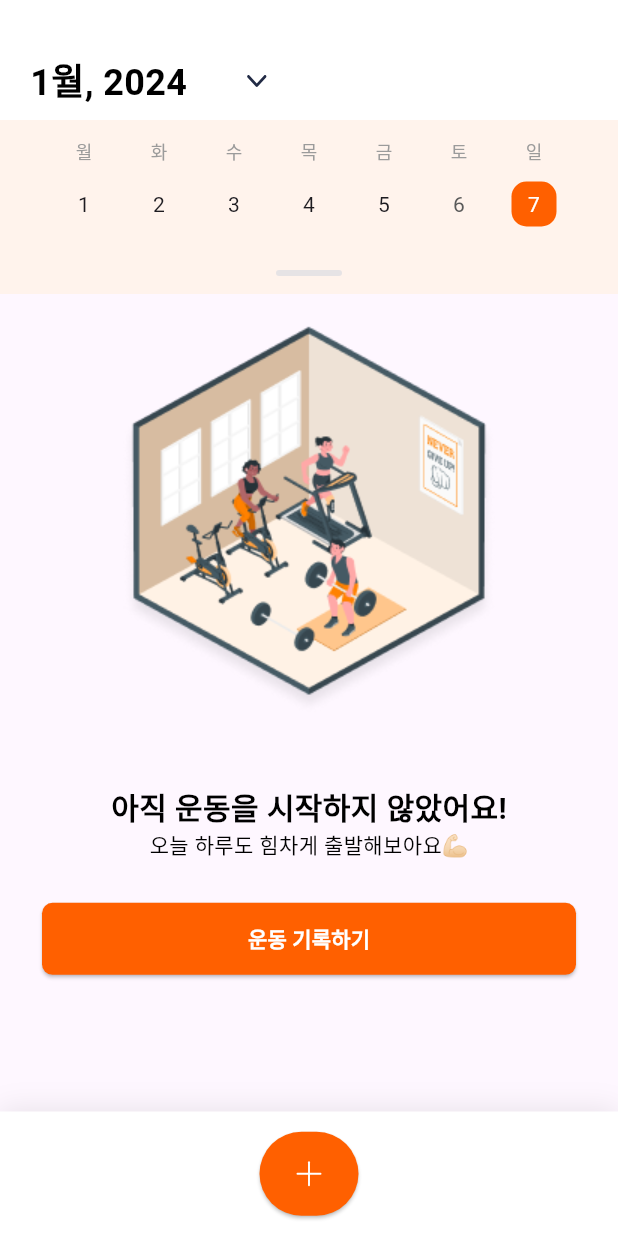
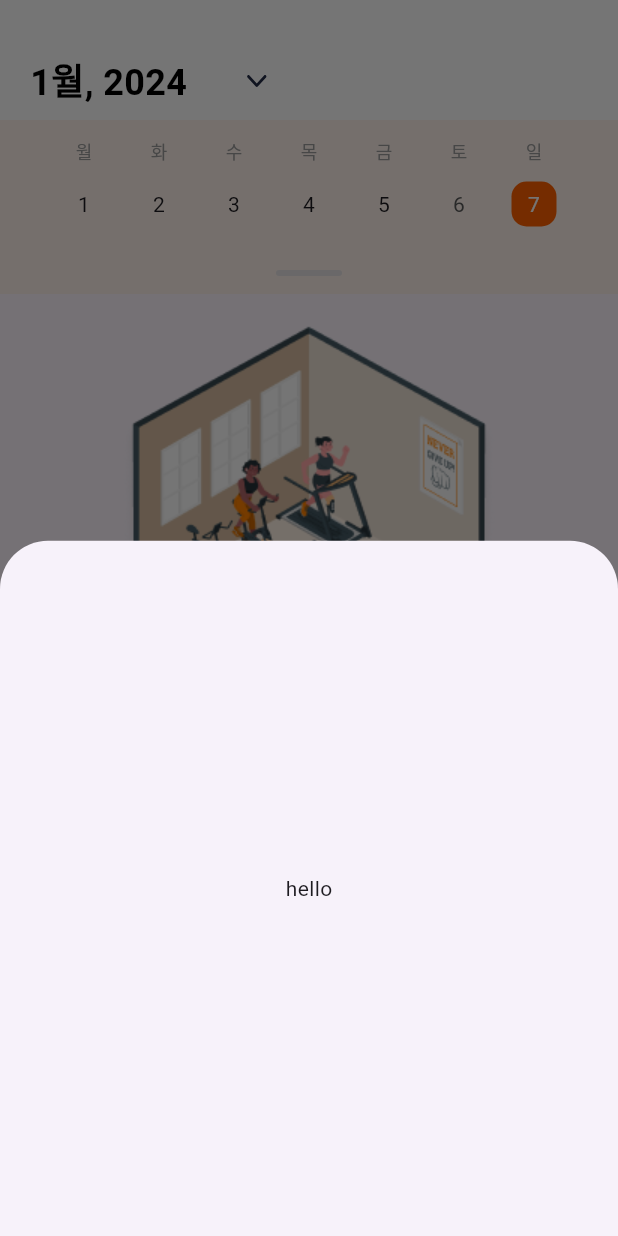
Before and after one commit to taesung1993/progressive_overload, a Flutter app: the screen it shows after launch, after a tap on "운동 기록하기", on a phone screen of 412 x 824 dp. Run offline on Flutter 3.47's test engine with Material 3 defaults, Android fonts, the phone set to English and light mode, and no system bars; drawn by our look-alikes of table_calendar; our stand-ins replace flutter_svg, google_fonts.

Commit message:
create and apply creating_workout_bottom_sheet widget

```diff
--- a/lib/main.dart
+++ b/lib/main.dart
@@ -1,6 +1,7 @@
 import 'package:flutter/rendering.dart';
 import 'package:flutter/material.dart';
 import 'package:progressive_overload/screens/home_screen.dart';
+import 'package:progressive_overload/widgets/creating_workout_bottom_sheet.dart';
 import 'package:progressive_overload/widgets/gnb.dart';
 
 void main() {
@@ -11,15 +12,34 @@ void main() {
 class MyApp extends StatelessWidget {
   const MyApp({super.key});
 
+  void _openCreatingWorkoutBottomSheet(BuildContext context) {
+    showModalBottomSheet(
+      context: context,
+      shape: const RoundedRectangleBorder(
+        borderRadius: BorderRadius.only(
+          topLeft: Radius.circular(32),
+          topRight: Radius.circular(32),
+        ),
+      ),
+      builder: (context) {
+        return const CreatingWorkoutBottomSheet();
+      },
+    );
+  }
+
   @override
   Widget build(BuildContext context) {
     // TODO: implement build
-    return const MaterialApp(
+    return MaterialApp(
       home: Scaffold(
         body: SafeArea(
-          child: HomeScreen(),
+          child: HomeScreen(
+            createWorkout: _openCreatingWorkoutBottomSheet,
+          ),
         ),
-        bottomNavigationBar: GNB(),
+        bottomNavigationBar: GNB(
+          createWorkout: _openCreatingWorkoutBottomSheet,
+        ),
       ),
     );
   }
--- a/lib/screens/home_screen.dart
+++ b/lib/screens/home_screen.dart
@@ -3,7 +3,12 @@ import 'package:progressive_overload/widgets/home_calendar.dart';
 import 'package:progressive_overload/widgets/no_fitness.dart';
 
 class HomeScreen extends StatelessWidget {
-  const HomeScreen({super.key});
+  const HomeScreen({
+    super.key,
+    required this.createWorkout,
+  });
+
+  final void Function(BuildContext context) createWorkout;
 
   @override
   Widget build(BuildContext context) {
@@ -15,7 +20,9 @@ class HomeScreen extends StatelessWidget {
         child: Column(
           children: [
             HomeCalendar(),
-            NoFitness(),
+            NoFitness(
+              createWorkout: createWorkout,
+            ),
           ],
         ),
       ),
--- /dev/null
+++ b/lib/widgets/creating_workout_bottom_sheet.dart
@@ -0,0 +1,21 @@
+import 'package:flutter/material.dart';
+
+class CreatingWorkoutBottomSheet extends StatefulWidget {
+  const CreatingWorkoutBottomSheet({super.key});
+
+  @override
+  State<StatefulWidget> createState() {
+    // TODO: implement createState
+    return _CreatingWorkoutBottomSheet();
+  }
+}
+
+class _CreatingWorkoutBottomSheet extends State<CreatingWorkoutBottomSheet> {
+  @override
+  Widget build(BuildContext context) {
+    // TODO: implement build
+    return const Center(
+      child: Text('hello'),
+    );
+  }
+}
--- a/lib/widgets/gnb.dart
+++ b/lib/widgets/gnb.dart
@@ -3,7 +3,12 @@ import 'package:progressive_overload/designs/Pallete.dart';
 import 'package:progressive_overload/widgets/add_button.dart';
 
 class GNB extends StatelessWidget {
-  const GNB({super.key});
+  const GNB({
+    super.key,
+    required this.createWorkout,
+  });
+
+  final void Function(BuildContext context) createWorkout;
 
   @override
   Widget build(BuildContext context) {
@@ -26,7 +31,7 @@ class GNB extends StatelessWidget {
       ),
       alignment: Alignment.center,
       child: AddButton(
-        onTap: () {},
+        onTap: () => createWorkout(context),
         size: 56,
         iconSize: 18,
         iconBackgroundColor: Pallete.primary1,
--- a/lib/widgets/no_fitness.dart
+++ b/lib/widgets/no_fitness.dart
@@ -3,7 +3,12 @@ import 'package:progressive_overload/designs/Pallete.dart';
 import 'package:progressive_overload/designs/Typo.dart';
 
 class NoFitness extends StatelessWidget {
-  const NoFitness({super.key});
+  const NoFitness({
+    super.key,
+    required this.createWorkout,
+  });
+
+  final void Function(BuildContext context) createWorkout;
 
   @override
   Widget build(BuildContext context) {
@@ -30,7 +35,7 @@ class NoFitness extends StatelessWidget {
         Padding(
           padding: const EdgeInsets.all(28),
           child: ElevatedButton(
-            onPressed: () {},
+            onPressed: () => createWorkout(context),
             style: ElevatedButton.styleFrom(
               minimumSize: const Size(double.infinity, 48),
               backgroundColor: pallete[Pallete.primary1],
```
